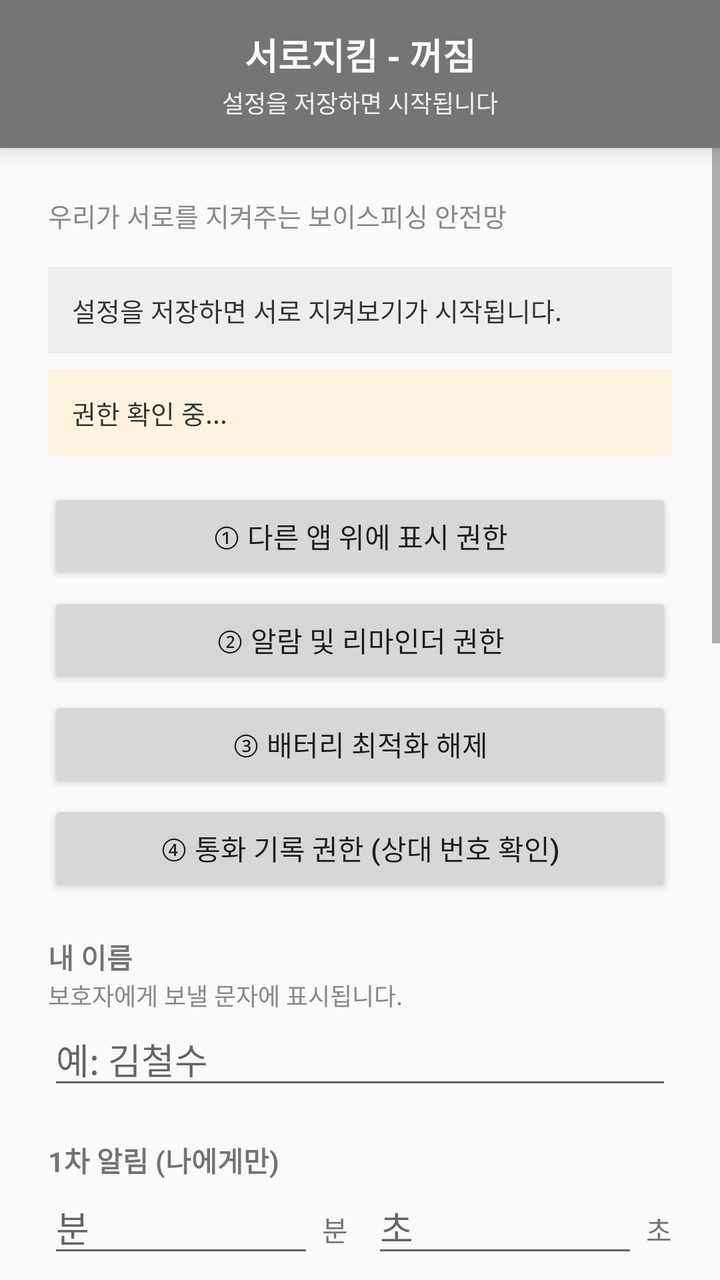
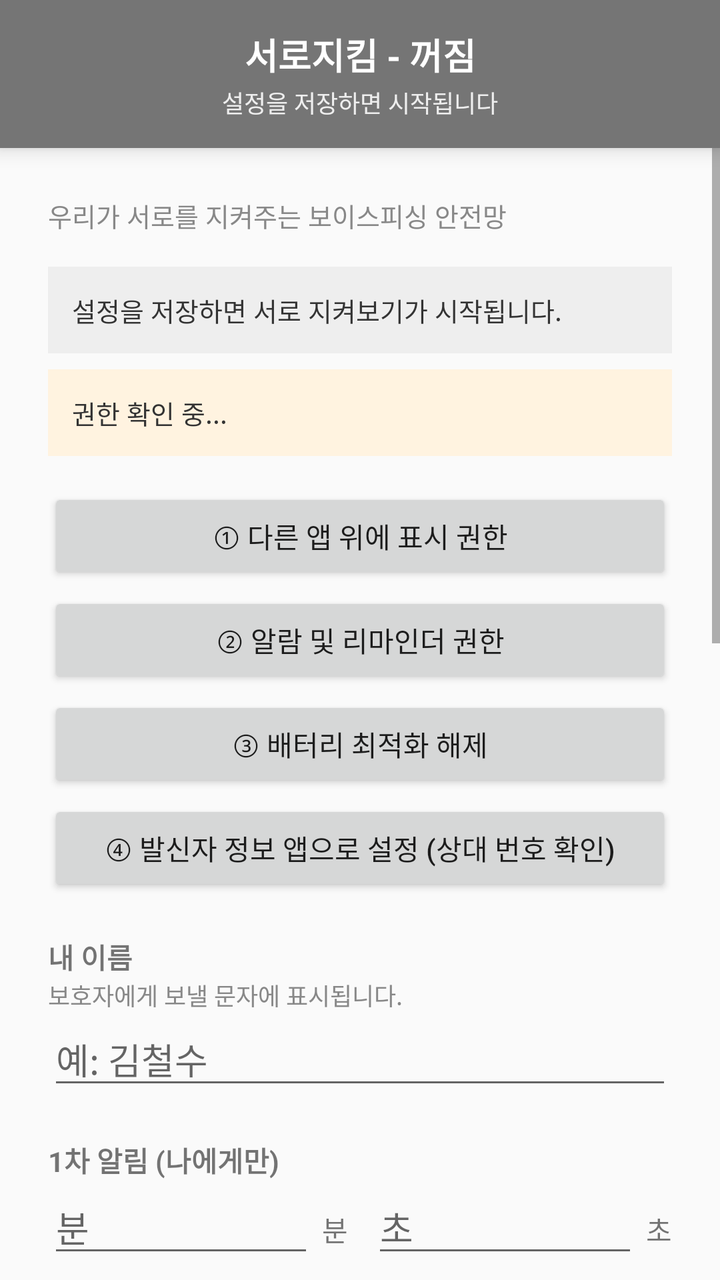

Screens rendered from an Android XML layout before and after an edit, with the pre-edit source and the edit as a unified diff.
<!-- AndroidManifest.xml: activity theme Theme.CallGuard -->
<!-- res/layout/activity_main.xml -->
<?xml version="1.0" encoding="utf-8"?>
<LinearLayout xmlns:android="http://schemas.android.com/apk/res/android"
    android:layout_width="match_parent"
    android:layout_height="match_parent"
    android:orientation="vertical">

    
    <LinearLayout
        android:id="@+id/header_box"
        android:layout_width="match_parent"
        android:layout_height="wrap_content"
        android:orientation="vertical"
        android:background="#757575"
        android:paddingLeft="20dp"
        android:paddingRight="20dp"
        android:paddingTop="14dp"
        android:paddingBottom="14dp"
        android:elevation="6dp">

        <TextView
            android:id="@+id/tv_header_title"
            android:layout_width="match_parent"
            android:layout_height="wrap_content"
            android:text="서로지킴 - 꺼짐"
            android:textColor="#FFFFFF"
            android:textSize="18sp"
            android:textStyle="bold"
            android:gravity="center" />

        <TextView
            android:id="@+id/tv_header_sub"
            android:layout_width="match_parent"
            android:layout_height="wrap_content"
            android:text="설정을 저장하면 시작됩니다"
            android:textColor="#EEEEEE"
            android:textSize="12sp"
            android:gravity="center"
            android:paddingTop="2dp" />

    </LinearLayout>

    
    <ScrollView
        android:id="@+id/scroll_root"
        android:layout_width="match_parent"
        android:layout_height="0dp"
        android:layout_weight="1">

        <LinearLayout
            android:layout_width="match_parent"
            android:layout_height="wrap_content"
            android:orientation="vertical"
            android:padding="24dp">

            <TextView
                android:layout_width="match_parent"
                android:layout_height="wrap_content"
                android:text="우리가 서로를 지켜주는 보이스피싱 안전망"
                android:textSize="13sp"
                android:textColor="#888888"
                android:paddingBottom="16dp" />

            <TextView
                android:id="@+id/tv_status_detail"
                android:layout_width="match_parent"
                android:layout_height="wrap_content"
                android:padding="12dp"
                android:textSize="13sp"
                android:background="#EEEEEE"
                android:textColor="#333333"
                android:text="설정을 저장하면 서로 지켜보기가 시작됩니다." />

            <TextView
                android:id="@+id/tv_permission"
                android:layout_width="match_parent"
                android:layout_height="wrap_content"
                android:padding="12dp"
                android:textSize="13sp"
                android:background="#FFF3E0"
                android:textColor="#333333"
                android:layout_marginTop="8dp"
                android:layout_marginBottom="16dp"
                android:text="권한 확인 중..." />

            <Button
                android:id="@+id/btn_perm_overlay"
                android:layout_width="match_parent"
                android:layout_height="wrap_content"
                android:text="① 다른 앱 위에 표시 권한" />

            <Button
                android:id="@+id/btn_perm_alarm"
                android:layout_width="match_parent"
                android:layout_height="wrap_content"
                android:layout_marginTop="4dp"
                android:text="② 알람 및 리마인더 권한" />

            <Button
                android:id="@+id/btn_perm_battery"
                android:layout_width="match_parent"
                android:layout_height="wrap_content"
                android:layout_marginTop="4dp"
                android:text="③ 배터리 최적화 해제" />

            <Button
                android:id="@+id/btn_perm_calllog"
                android:layout_width="match_parent"
                android:layout_height="wrap_content"
                android:layout_marginTop="4dp"
                android:layout_marginBottom="20dp"
                android:text="④ 통화 기록 권한 (상대 번호 확인)" />

            <TextView
                android:layout_width="match_parent"
                android:layout_height="wrap_content"
                android:text="내 이름"
                android:textStyle="bold" />

            <TextView
                android:layout_width="match_parent"
                android:layout_height="wrap_content"
                android:text="보호자에게 보낼 문자에 표시됩니다."
                android:textSize="12sp"
                android:textColor="#888888" />

            <EditText
                android:id="@+id/et_my_name"
                android:layout_width="match_parent"
                android:layout_height="wrap_content"
                android:inputType="text"
                android:hint="예: 김철수" />

            <TextView
                android:layout_width="match_parent"
                android:layout_height="wrap_content"
                android:text="1차 알림 (나에게만)"
                android:textStyle="bold"
                android:paddingTop="20dp" />

            <LinearLayout
                android:layout_width="match_parent"
                android:layout_height="wrap_content"
                android:orientation="horizontal">

                <EditText
                    android:id="@+id/et_first_min"
                    android:layout_width="0dp"
                    android:layout_weight="1"
                    android:layout_height="wrap_content"
                    android:inputType="number"
                    android:hint="분" />

                <TextView
                    android:layout_width="wrap_content"
                    android:layout_height="wrap_content"
                    android:text="분"
                    android:paddingLeft="4dp"
                    android:paddingRight="12dp"
                    android:gravity="center_vertical" />

                <EditText
                    android:id="@+id/et_first_sec"
                    android:layout_width="0dp"
                    android:layout_weight="1"
                    android:layout_height="wrap_content"
                    android:inputType="number"
                    android:hint="초" />

                <TextView
                    android:layout_width="wrap_content"
                    android:layout_height="wrap_content"
                    android:text="초"
                    android:paddingLeft="4dp"
                    android:gravity="center_vertical" />
            </LinearLayout>

            <TextView
                android:layout_width="match_parent"
                android:layout_height="wrap_content"
                android:text="2차 경고 (보호자에게 알림)"
                android:textStyle="bold"
                android:paddingTop="16dp" />

            <LinearLayout
                android:layout_width="match_parent"
                android:layout_height="wrap_content"
                android:orientation="horizontal">

                <EditText
                    android:id="@+id/et_second_min"
                    android:layout_width="0dp"
                    android:layout_weight="1"
                    android:layout_height="wrap_content"
                    android:inputType="number"
                    android:hint="분" />

                <TextView
                    android:layout_width="wrap_content"
                    android:layout_height="wrap_content"
                    android:text="분"
                    android:paddingLeft="4dp"
                    android:paddingRight="12dp"
                    android:gravity="center_vertical" />

                <EditText
                    android:id="@+id/et_second_sec"
                    android:layout_width="0dp"
                    android:layout_weight="1"
                    android:layout_height="wrap_content"
                    android:inputType="number"
                    android:hint="초" />

                <TextView
                    android:layout_width="wrap_content"
                    android:layout_height="wrap_content"
                    android:text="초"
                    android:paddingLeft="4dp"
                    android:gravity="center_vertical" />
            </LinearLayout>

            <TextView
                android:layout_width="match_parent"
                android:layout_height="wrap_content"
                android:text="나를 지켜줄 보호자 (최대 3명)"
                android:textStyle="bold"
                android:paddingTop="20dp" />

            <TextView
                android:layout_width="match_parent"
                android:layout_height="wrap_content"
                android:text="이 번호들은 통화 감시에서 자동으로 제외됩니다."
                android:textSize="12sp"
                android:textColor="#888888" />

            <EditText
                android:id="@+id/et_guardian1"
                android:layout_width="match_parent"
                android:layout_height="wrap_content"
                android:inputType="phone"
                android:hint="보호자 1 (필수)" />

            <EditText
                android:id="@+id/et_guardian2"
                android:layout_width="match_parent"
                android:layout_height="wrap_content"
                android:inputType="phone"
                android:hint="보호자 2 (선택)" />

            <EditText
                android:id="@+id/et_guardian3"
                android:layout_width="match_parent"
                android:layout_height="wrap_content"
                android:inputType="phone"
                android:hint="보호자 3 (선택)" />

            <TextView
                android:layout_width="match_parent"
                android:layout_height="wrap_content"
                android:padding="14dp"
                android:layout_marginTop="12dp"
                android:background="#E8F5E9"
                android:textColor="#1B5E20"
                android:textSize="13sp"
                android:lineSpacingExtra="4dp"
                android:text="통화가 설정 시간을 넘기면 설정된 보호자에게 알림이 자동 발송됩니다. 또한 이 번호에서 걸려온 전화는 감시하지 않습니다.\n\n보호자에게도 앱을 설치하고 나를 보호자로 등록해 달라고 하세요. 서로 지켜주는 것이 가장 안전합니다." />

            <TextView
                android:layout_width="match_parent"
                android:layout_height="wrap_content"
                android:text="그 밖의 예외 번호 (콤마로 구분)"
                android:textStyle="bold"
                android:paddingTop="20dp" />

            <EditText
                android:id="@+id/et_whitelist_numbers"
                android:layout_width="match_parent"
                android:layout_height="wrap_content"
                android:inputType="phone"
                android:hint="예: 021234567,0312345678" />

            <Button
                android:id="@+id/btn_save"
                android:layout_width="match_parent"
                android:layout_height="wrap_content"
                android:layout_marginTop="28dp"
                android:text="저장하고 시작하기" />

            <Button
                android:id="@+id/btn_test_warning"
                android:layout_width="match_parent"
                android:layout_height="wrap_content"
                android:layout_marginTop="8dp"
                android:text="경고 화면 테스트" />

            <Button
                android:id="@+id/btn_test_sms"
                android:layout_width="match_parent"
                android:layout_height="wrap_content"
                android:layout_marginTop="4dp"
                android:layout_marginBottom="24dp"
                android:text="보호자 문자 테스트" />

        </LinearLayout>
    </ScrollView>
</LinearLayout>
<!-- resources referenced by this layout -->
<resources>
  <style name="Theme.CallGuard" parent="Theme.AppCompat.DayNight.DarkActionBar">
          <item name="colorPrimary">#D32F2F</item>
          <item name="colorPrimaryDark">#B71C1C</item>
          <item name="colorAccent">#FF5252</item>
      </style>
</resources>

<!-- the commit's change to res/layout/activity_main.xml (unified diff, before → after) -->
@@ -103,12 +103,12 @@
                 android:text="③ 배터리 최적화 해제" />
 
             <Button
-                android:id="@+id/btn_perm_calllog"
+                android:id="@+id/btn_perm_screening"
                 android:layout_width="match_parent"
                 android:layout_height="wrap_content"
                 android:layout_marginTop="4dp"
                 android:layout_marginBottom="20dp"
-                android:text="④ 통화 기록 권한 (상대 번호 확인)" />
+                android:text="④ 발신자 정보 앱으로 설정 (상대 번호 확인)" />
 
             <TextView
                 android:layout_width="match_parent"
